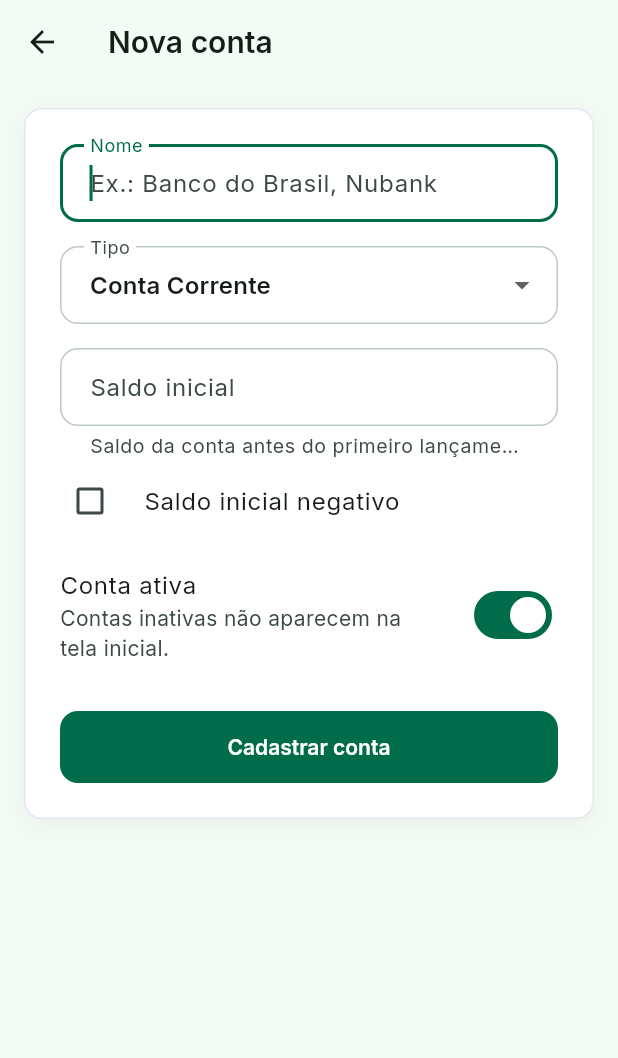
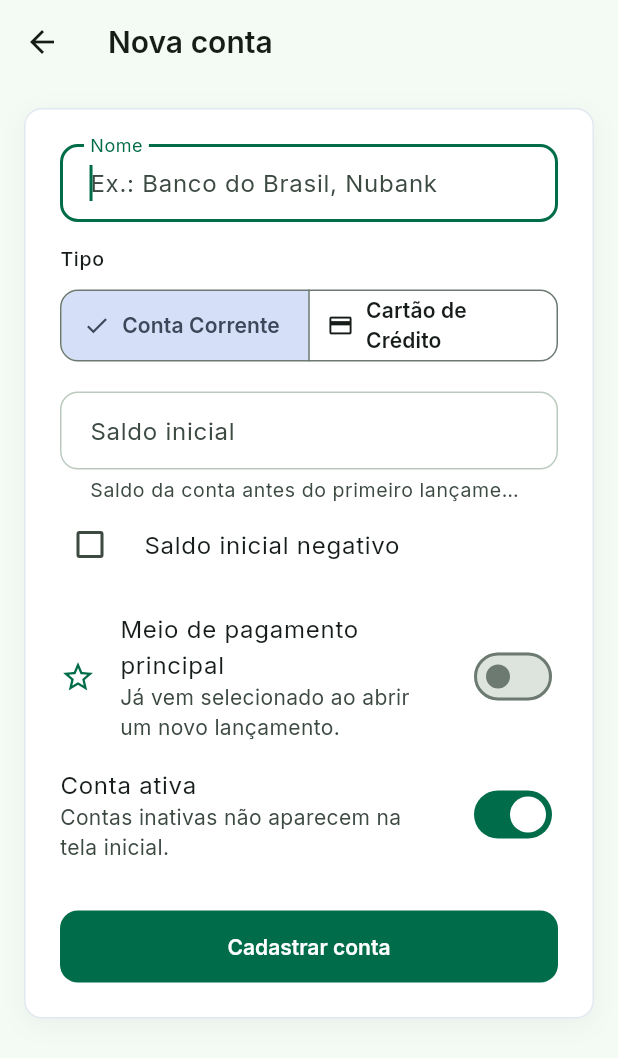
Before and after one commit to marcosmhs/teb_cashtrack, a Flutter app: the screen it shows once a user with an empty profile is signed in, item 2 of the bottom bar chosen, after a tap on "Cadastrar conta", on a phone screen of 412 x 824 dp. Shown: the top 1058 px of the screen. Run offline on Flutter 3.47's test engine with Material 3 defaults, Android fonts, the phone set to English and light mode, and no system bars; our stand-ins replace cloud_firestore, firebase_auth, firebase_core, google_fonts, rxdart; accounts and stored records are empty; generated files the repository leaves out were written again.

Commit message:
Lançamento abre automaticamente e meio de pagamento principal
- Home abre o formulário de novo lançamento ao iniciar (uma vez por sessão)
- Conta/cartão pode ser marcado como meio de pagamento principal; apenas um
  fica marcado e ele já vem selecionado em novos lançamentos
- Tipo da conta escolhido por seletor (Conta corrente / Cartão de crédito),
  com ícone por tipo nas listas e no formulário de lançamento

Co-Authored-By: Claude Opus 5.5 <noreply@anthropic.com>

```diff
--- a/lib/models/account.dart
+++ b/lib/models/account.dart
@@ -1,16 +1,23 @@
 import 'package:cloud_firestore/cloud_firestore.dart' show Timestamp;
+import 'package:flutter/material.dart' show IconData, Icons;
 
 import '../utils/firestore_parse.dart';
 
 enum AccountType {
-  checking('checking', 'Conta Corrente'),
-  creditCard('creditCard', 'Cartão de Crédito'),
-  investment('investment', 'Investimento');
+  checking('checking', 'Conta Corrente', Icons.account_balance_outlined),
+  creditCard('creditCard', 'Cartão de Crédito', Icons.credit_card),
 
-  const AccountType(this.storageKey, this.label);
+  /// Mantido apenas para contas antigas; não é oferecido em novos cadastros.
+  investment('investment', 'Investimento', Icons.trending_up);
+
+  const AccountType(this.storageKey, this.label, this.icon);
 
   final String storageKey;
   final String label;
+  final IconData icon;
+
+  /// Tipos oferecidos no cadastro de contas.
+  static const selectable = [checking, creditCard];
 
   /// Aceita a chave atual ou o rótulo gravado pelas versões antigas.
   static AccountType parse(Object? value) {
@@ -32,6 +39,10 @@ class Account {
   /// Dia de fechamento da fatura (1–31). Usado apenas por cartões de crédito.
   final int? closingDay;
 
+  /// Meio de pagamento principal: já vem selecionado em novos lançamentos.
+  /// Apenas uma conta do usuário fica marcada (ver [AccountController.saveAccount]).
+  final bool isDefault;
+
   const Account({
     required this.id,
     required this.name,
@@ -40,6 +51,7 @@ class Account {
     required this.active,
     required this.createdAt,
     this.closingDay,
+    this.isDefault = false,
   });
 
   bool get isCreditCard => type == AccountType.creditCard;
@@ -52,6 +64,7 @@ class Account {
       'active': active,
       'createdAt': Timestamp.fromDate(createdAt),
       'closingDay': isCreditCard ? closingDay : null,
+      'isDefault': isDefault,
     };
   }
 
@@ -65,6 +78,7 @@ class Account {
       active: map['active'] as bool? ?? true,
       createdAt: parseDate(map['createdAt']),
       closingDay: closingDay != null && closingDay >= 1 && closingDay <= 31 ? closingDay : null,
+      isDefault: map['isDefault'] as bool? ?? false,
     );
   }
 }
--- a/lib/views/account_form_view.dart
+++ b/lib/views/account_form_view.dart
@@ -27,6 +27,7 @@ class _AccountFormViewState extends State<AccountFormView> {
   AccountType _type = AccountType.checking;
   bool _negativeBalance = false;
   bool _active = true;
+  bool _isDefault = false;
   bool _saving = false;
 
   bool get _isEditing => widget.account != null;
@@ -42,6 +43,7 @@ class _AccountFormViewState extends State<AccountFormView> {
       _closingDayController.text = account.closingDay?.toString() ?? '';
       _type = account.type;
       _active = account.active;
+      _isDefault = account.isDefault;
     }
   }
 
@@ -66,6 +68,8 @@ class _AccountFormViewState extends State<AccountFormView> {
       active: _active,
       createdAt: widget.account?.createdAt ?? DateTime.now(),
       closingDay: int.tryParse(_closingDayController.text),
+      // Conta inativa não pode ser o meio de pagamento principal.
+      isDefault: _isDefault && _active,
     );
 
     try {
@@ -156,14 +160,22 @@ class _AccountFormViewState extends State<AccountFormView> {
                     validator: (v) => (v ?? '').trim().isEmpty ? 'Informe o nome' : null,
                   ),
                   const SizedBox(height: AppSpacing.md),
-                  DropdownButtonFormField<AccountType>(
-                    value: _type,
-                    decoration: const InputDecoration(labelText: 'Tipo'),
-                    items: [
-                      for (final t in AccountType.values)
-                        DropdownMenuItem(value: t, child: Text(t.label)),
+                  Text('Tipo', style: context.text.labelMedium),
+                  const SizedBox(height: AppSpacing.xs),
+                  SegmentedButton<AccountType>(
+                    segments: [
+                      for (final t in AccountType.selectable)
+                        ButtonSegment(value: t, label: Text(t.label), icon: Icon(t.icon)),
+                      // Contas antigas de investimento continuam editáveis.
+                      if (_type == AccountType.investment)
+                        ButtonSegment(
+                          value: AccountType.investment,
+                          label: Text(AccountType.investment.label),
+                          icon: Icon(AccountType.investment.icon),
+                        ),
                     ],
-                    onChanged: (v) => setState(() => _type = v ?? _type),
+                    selected: {_type},
+                    onSelectionChanged: (s) => setState(() => _type = s.first),
                   ),
                   const SizedBox(height: AppSpacing.md),
                   if (_type == AccountType.creditCard)
@@ -204,6 +216,17 @@ class _AccountFormViewState extends State<AccountFormView> {
                   ],
                   const SizedBox(height: AppSpacing.xs),
                   SwitchListTile(
+                    value: _isDefault && _active,
+                    onChanged: _active ? (v) => setState(() => _isDefault = v) : null,
+                    title: const Text('Meio de pagamento principal'),
+                    subtitle: const Text('Já vem selecionado ao abrir um novo lançamento.'),
+                    secondary: Icon(
+                      _isDefault && _active ? Icons.star : Icons.star_border,
+                      color: context.colors.primary,
+                    ),
+                    contentPadding: EdgeInsets.zero,
+                  ),
+                  SwitchListTile(
                     value: _active,
                     onChanged: (v) => setState(() => _active = v),
                     title: const Text('Conta ativa'),
--- a/lib/views/home_view.dart
+++ b/lib/views/home_view.dart
@@ -43,6 +43,19 @@ class _HomeViewState extends State<HomeView> {
     _HomeData.new,
   );
 
+  /// Garante que o formulário abra sozinho apenas uma vez por sessão.
+  bool _autoOpenedForm = false;
+
+  /// Ao abrir o app, já exibe o formulário de novo lançamento (evita um clique),
+  /// desde que exista ao menos uma conta ativa para lançar.
+  void _autoOpenFormOnce(_HomeData data) {
+    if (_autoOpenedForm || !data.accounts.any((a) => a.active)) return;
+    _autoOpenedForm = true;
+    WidgetsBinding.instance.addPostFrameCallback((_) {
+      if (mounted) showTransactionForm(context);
+    });
+  }
+
   void _openStatement(Account account) {
     Navigator.of(
       context,
@@ -81,6 +94,7 @@ class _HomeViewState extends State<HomeView> {
           if (snapshot.hasError) return ErrorView(error: snapshot.error);
           final data = snapshot.data;
           if (data == null) return const LoadingView();
+          _autoOpenFormOnce(data);
           return _buildContent(data);
         },
       ),
```
Also changed, not shown: lib/controllers/account_controller.dart (+15 -1 lines), lib/views/account_list_view.dart (+22 -8 lines), lib/widgets/transaction_form.dart (+23 -11 lines), 1 other file.
